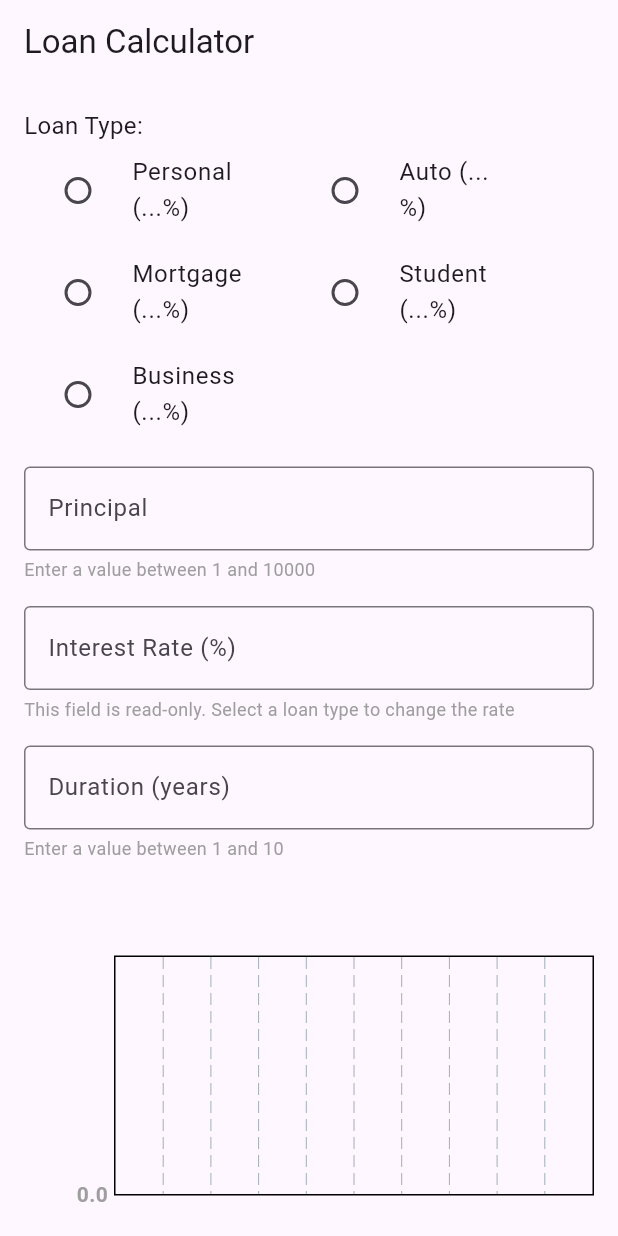
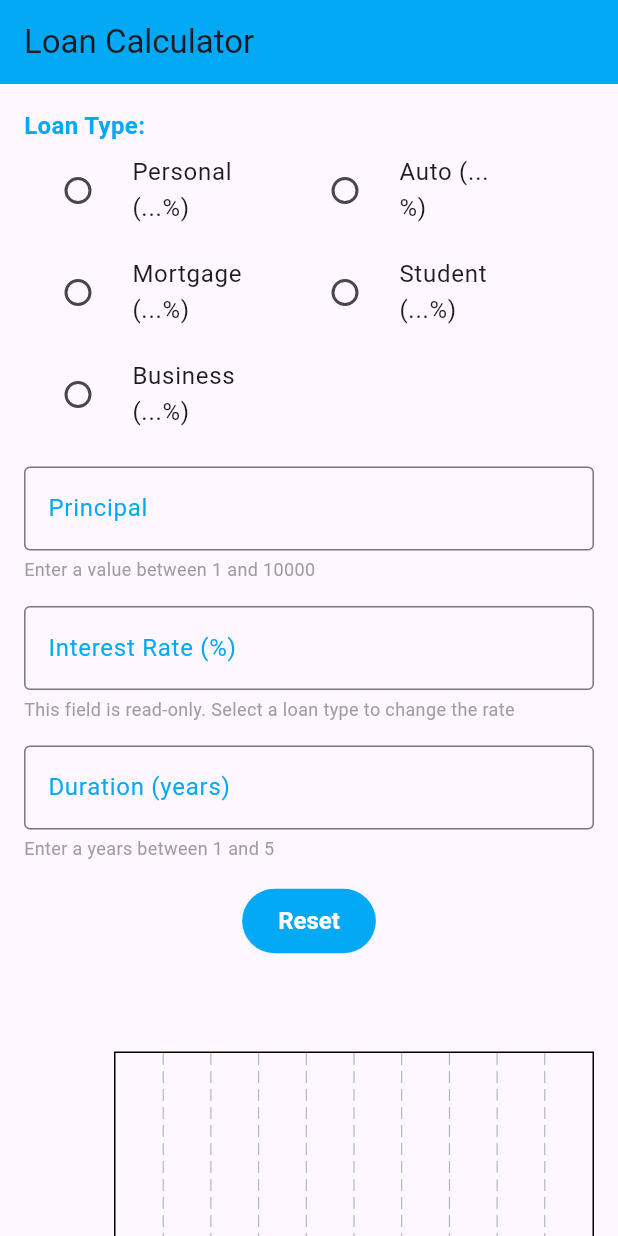
Before and after one commit to Muditha-Kumara/Spiral_Model, a Flutter app: the screen it shows after launch, on a phone screen of 412 x 824 dp. Run offline on Flutter 3.47's test engine with Material 3 defaults, Android fonts, the phone set to English and light mode, and no system bars; drawn by our look-alikes of fl_chart; missing offline and left inert: window_manager; network calls fail.

```diff
--- a/frontend_flutter/lib/main.dart
+++ b/frontend_flutter/lib/main.dart
@@ -16,7 +16,7 @@ void main() async {
     await windowManager.ensureInitialized();
 
     WindowOptions windowOptions = const WindowOptions(
-      title: 'Spiral Model Phase One',
+      title: 'Spiral Model Phase Two Development',
     );
     windowManager.waitUntilReadyToShow(windowOptions, () async {
       await windowManager.show();
--- a/frontend_flutter/lib/screens/home_screen.dart
+++ b/frontend_flutter/lib/screens/home_screen.dart
@@ -15,6 +15,7 @@ class HomeScreen extends StatelessWidget {
     return Scaffold(
       appBar: AppBar(
         title: const Text('Loan Calculator'),
+        backgroundColor: Colors.lightBlue, // AppBar color
       ),
       body: const LoanForm(),
     );
@@ -108,6 +109,21 @@ class _LoanFormState extends State<LoanForm> {
     }
   }
 
+  void _resetFields() {
+    setState(() {
+      _principalController.clear();
+      _rateController.clear();
+      _durationController.clear();
+      _loanType = null;
+      _result = '';
+      _currentOutstandingBalance = 0.0;
+      _simpleInterestByMonth = [];
+      _compoundInterestByMonth = [];
+      _lastValidPrincipal = '';
+      _lastValidDuration = '';
+    });
+  }
+
   @override
   Widget build(BuildContext context) {
     return SingleChildScrollView(
@@ -120,7 +136,11 @@ class _LoanFormState extends State<LoanForm> {
           child: Column(
             crossAxisAlignment: CrossAxisAlignment.start,
             children: [
-              const Text('Loan Type:', style: TextStyle(fontSize: 16)),
+              const Text('Loan Type:',
+                  style: TextStyle(
+                      fontSize: 16,
+                      fontWeight: FontWeight.bold,
+                      color: Colors.lightBlue)),
               _buildLoanTypeRadioButtons(),
               const SizedBox(height: 16),
               _buildTextFieldWithInstruction(
@@ -135,7 +155,7 @@ class _LoanFormState extends State<LoanForm> {
               _buildTextFieldWithInstruction(
                   _rateController,
                   'Interest Rate (%)',
-                  'Please select a loan type',
+                  'Please enter the interest rate',
                   'This field is read-only. Select a loan type to change the rate',
                   readOnly: true,
                   lastValidValue: ''), // No validation needed
@@ -143,15 +163,34 @@ class _LoanFormState extends State<LoanForm> {
               _buildTextFieldWithInstruction(
                   _durationController,
                   'Duration (years)',
-                  'Please enter the duration in years',
-                  'Enter a value between 1 and 10',
+                  'Please enter the duration',
+                  'Enter a years between 1 and 5',
                   min: 1,
-                  max: 10,
+                  max: 5,
                   lastValidValue: _lastValidDuration),
+              const SizedBox(height: 16),
+              Center(
+                child: TextButton(
+                  onPressed: _resetFields,
+                  child: const Text('Reset'),
+                  style: ButtonStyle(
+                    foregroundColor: MaterialStateProperty.all(Colors.white),
+                    backgroundColor:
+                        MaterialStateProperty.all(Colors.lightBlue),
+                    padding: MaterialStateProperty.all(
+                      const EdgeInsets.symmetric(horizontal: 24, vertical: 12),
+                    ),
+                    textStyle: MaterialStateProperty.all(
+                      const TextStyle(
+                          fontSize: 16, fontWeight: FontWeight.bold),
+                    ),
+                  ),
+                ),
+              ),
               const SizedBox(height: 20),
               Text(
                 _result,
-                style: const TextStyle(fontSize: 16),
+                style: const TextStyle(fontSize: 16, color: Colors.lightBlue),
               ),
               // const Text('Current outstanding balance:'),
               // Text('\$${_currentOutstandingBalance.toStringAsFixed(2)}'),
@@ -160,7 +199,7 @@ class _LoanFormState extends State<LoanForm> {
                 height: 200,
                 child: _buildBarChart(),
               ),
-              //const SizedBox(height: 5),
+              const SizedBox(height: 16),
               const Center(
                 child: Text(
                   'Month',
@@ -226,6 +265,10 @@ class _LoanFormState extends State<LoanForm> {
           decoration: InputDecoration(
             labelText: label,
             border: OutlineInputBorder(),
+            labelStyle: const TextStyle(color: Colors.lightBlue),
+            focusedBorder: OutlineInputBorder(
+              borderSide: const BorderSide(color: Colors.lightBlue),
+            ),
           ),
           keyboardType: TextInputType.number,
           readOnly: readOnly,
```
Also changed, not shown: 6 other files.
